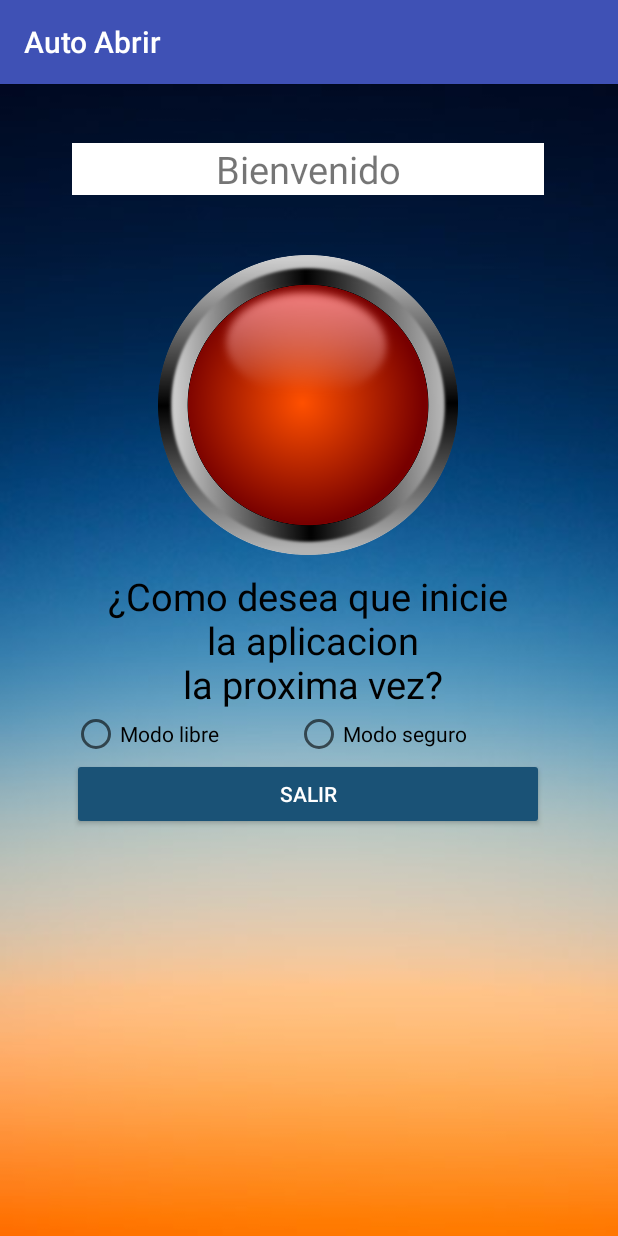
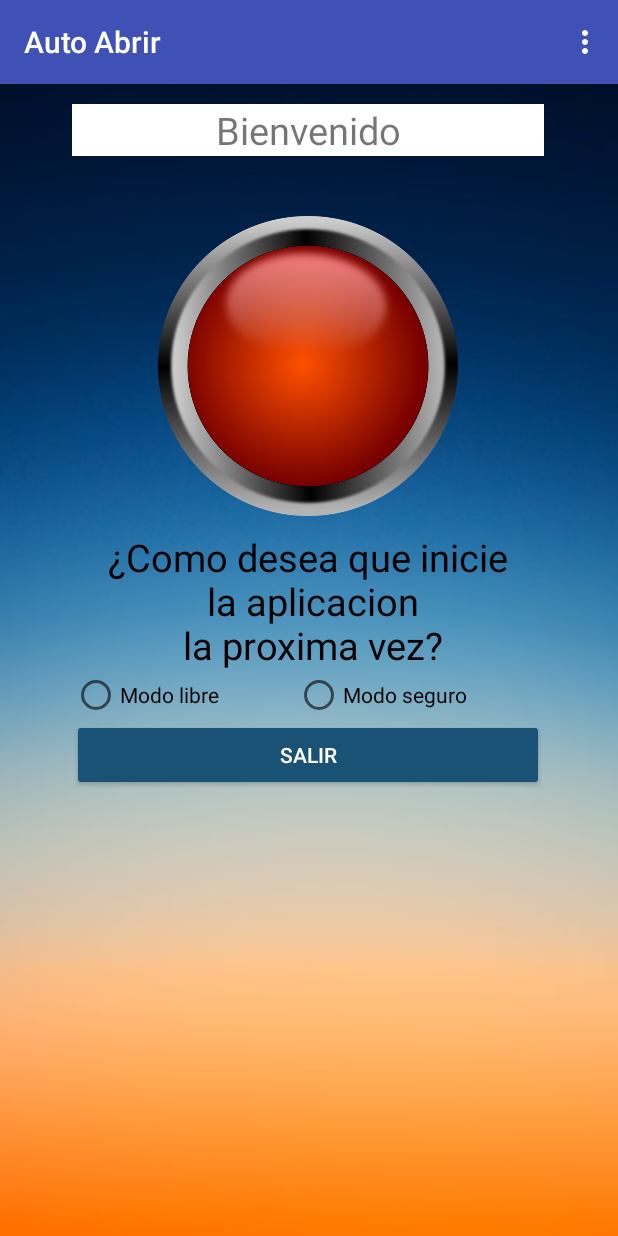
Before and after one commit to mariodoomer/PuertaAuto, an Android app: the Principal screen opened directly, with no data from a screen before it, on a phone screen of 412 x 824 dp. Run offline under Robolectric (Android 15) with nearby library versions, the light colour scheme and no system bars; our stand-ins replace Volley.

Commit message:
Menu
Se agrega menu a la pantalla principal

```diff
--- a/AutoAbrir/app/build.gradle
+++ b/AutoAbrir/app/build.gradle
@@ -20,6 +20,7 @@ android {
 }
 
 dependencies {
+    implementation 'com.android.support:design:25.4.0'
     compile fileTree(dir: 'libs', include: ['*.jar'])
     androidTestCompile('com.android.support.test.espresso:espresso-core:2.2.2', {
         exclude group: 'com.android.support', module: 'support-annotations'
--- a/AutoAbrir/app/src/main/java/com/example/dell/autoabrir/Principal.java
+++ b/AutoAbrir/app/src/main/java/com/example/dell/autoabrir/Principal.java
@@ -5,10 +5,14 @@ import android.content.Intent;
 import android.content.SharedPreferences;
 import android.support.v7.app.AppCompatActivity;
 import android.os.Bundle;
+import android.support.v7.widget.Toolbar;
+import android.view.Menu;
+import android.view.MenuItem;
 import android.view.View;
 import android.widget.Button;
 import android.widget.ImageButton;
 import android.widget.RadioButton;
+import android.widget.TextView;
 import android.widget.Toast;
 
 import com.android.volley.Request;
@@ -21,11 +25,12 @@ import com.android.volley.toolbox.Volley;
 import java.net.URL;
 
 public class Principal extends AppCompatActivity {
-ImageButton abrir;
+    ImageButton abrir;
     RadioButton MLibre;
     RadioButton MSeguro;
     Button salir;
     Boolean puerta;
+    TextView tv;
 
     @Override
     protected void onCreate(Bundle savedInstanceState) {
@@ -46,7 +51,9 @@ ImageButton abrir;
             startActivity(login);
         }
 
-
+        Toolbar toolbar = (Toolbar) findViewById(R.id.toolbar);
+        tv=(TextView) findViewById(R.id.textView);
+        setSupportActionBar(toolbar);
 
 
         abrir.setOnClickListener(new View.OnClickListener() {
@@ -74,6 +81,7 @@ ImageButton abrir;
 
             }
         });
+
     }
     public void enviar_recibe(){
         String URL;
@@ -104,4 +112,38 @@ ImageButton abrir;
         });
         res.add(respuesta);
     }
+
+    @Override
+    public boolean onCreateOptionsMenu(Menu menu) {
+        super.onCreateOptionsMenu(menu);
+        MenuItem item1= menu.add(0,1,1,"Cambiar Password");
+        MenuItem item2= menu.add(0,2,2,"Opción 2");
+        MenuItem item3= menu.add(0,3,3,"Opción 3");
+
+        // Inflate the menu; this adds items to the action bar if it is present.
+        getMenuInflater().inflate(R.menu.menu_main, menu);
+        return true;
+    }
+
+    @Override
+    public boolean onOptionsItemSelected(MenuItem item) {
+        // Handle action bar item clicks here. The action bar will
+        // automatically handle clicks on the Home/Up button, so long
+        // as you specify a parent activity in AndroidManifest.xml.
+        int id = item.getItemId();
+
+        //noinspection SimplifiableIfStatement
+        if (id == R.id.action_settings) {
+            return true;
+        }
+        switch(id){
+            case 1:
+                Intent loginpass = new Intent(Principal.this,PassActivity.class);
+                startActivity(loginpass);
+                break;
+            default:
+                tv.append("\n Ha pulsado la opción "+id);
+        }
+        return super.onOptionsItemSelected(item);
+    }
 }
--- a/AutoAbrir/app/src/main/res/layout/activity_principal.xml
+++ b/AutoAbrir/app/src/main/res/layout/activity_principal.xml
@@ -1,5 +1,5 @@
 <?xml version="1.0" encoding="utf-8"?>
-<android.support.v4.widget.NestedScrollView
+<android.support.design.widget.CoordinatorLayout
     xmlns:android="http://schemas.android.com/apk/res/android"
     xmlns:app="http://schemas.android.com/apk/res-auto"
     xmlns:tools="http://schemas.android.com/tools"
@@ -8,29 +8,45 @@
     android:background="@drawable/azulnaranja"
     tools:context="com.example.dell.autoabrir.Principal">
 
+    <android.support.design.widget.AppBarLayout
+        android:layout_width="match_parent"
+        android:layout_height="wrap_content"
+        android:theme="@style/AppTheme.AppBarOverlay">
+
+        <android.support.v7.widget.Toolbar
+            android:id="@+id/toolbar"
+            android:layout_width="match_parent"
+            android:layout_height="?attr/actionBarSize"
+            android:background="?attr/colorPrimary"
+            app:popupTheme="@style/AppTheme.PopupOverlay" />
+
+    </android.support.design.widget.AppBarLayout>
+
+    <include layout="@layout/content_menu" />
+
     <TableLayout
-        android:layout_width="match_parent"
-        android:layout_height="match_parent"
+        android:layout_width="wrap_content"
+        android:layout_height="wrap_content"
         android:stretchColumns="*">
 
         <TableRow
-        android:layout_width="match_parent"
-        android:layout_height="match_parent">
+            android:layout_width="wrap_content"
+            android:layout_height="wrap_content">
 
             <TextView
-            android:layout_marginTop="20dp"
+                android:layout_marginTop="50dp"
                 android:layout_width="wrap_content"
                 android:layout_height="wrap_content"
                 android:text="" />
 
             <TextView
-            android:layout_marginTop="20dp"
+                android:layout_marginTop="50dp"
                 android:layout_width="wrap_content"
                 android:layout_height="wrap_content"
                 android:text="" />
 
             <TextView
-            android:layout_marginTop="20dp"
+                android:layout_marginTop="50dp"
                 android:layout_width="wrap_content"
                 android:layout_height="wrap_content"
                 android:text="" />
@@ -71,6 +87,7 @@
             android:layout_height="match_parent" >
 
             <TextView
+                android:id="@+id/textView"
                 android:layout_marginTop="10dp"
                 android:layout_width="wrap_content"
                 android:layout_height="wrap_content"
@@ -122,5 +139,7 @@
                 android:textColor="#ffffff"
                 android:text="Salir" />
         </TableRow>
+
     </TableLayout>
-</android.support.v4.widget.NestedScrollView>
+
+</android.support.design.widget.CoordinatorLayout>
--- /dev/null
+++ b/AutoAbrir/app/src/main/res/layout/content_menu.xml
@@ -0,0 +1,12 @@
+<?xml version="1.0" encoding="utf-8"?>
+<android.support.constraint.ConstraintLayout
+    xmlns:android="http://schemas.android.com/apk/res/android"
+    xmlns:app="http://schemas.android.com/apk/res-auto"
+    xmlns:tools="http://schemas.android.com/tools"
+    android:layout_width="match_parent"
+    android:layout_height="match_parent"
+    app:layout_behavior="@string/appbar_scrolling_view_behavior"
+    tools:context="com.example.dell.autoabrir.Principal"
+    tools:showIn="@layout/activity_menu">
+
+</android.support.constraint.ConstraintLayout>
--- /dev/null
+++ b/AutoAbrir/app/src/main/res/menu/menu_main.xml
@@ -0,0 +1,10 @@
+<menu xmlns:android="http://schemas.android.com/apk/res/android"
+    xmlns:app="http://schemas.android.com/apk/res-auto"
+    xmlns:tools="http://schemas.android.com/tools"
+    tools:context="com.example.dell.autoabrir.Principal">
+    <item
+        android:id="@+id/action_settings"
+        android:orderInCategory="100"
+        android:title="Opciones"
+        app:showAsAction="never" />
+</menu>
--- /dev/null
+++ b/AutoAbrir/app/src/main/res/values/dimens.xml
@@ -0,0 +1,3 @@
+<resources>
+    <dimen name="fab_margin">16dp</dimen>
+</resources>
--- a/AutoAbrir/app/src/main/res/values/strings.xml
+++ b/AutoAbrir/app/src/main/res/values/strings.xml
@@ -1,3 +1,4 @@
 <resources>
     <string name="app_name">Auto Abrir</string>
+    <string name="title_activity_menu">MenuActivity</string>
 </resources>
--- a/AutoAbrir/app/src/main/res/values/styles.xml
+++ b/AutoAbrir/app/src/main/res/values/styles.xml
@@ -8,4 +8,13 @@
         <item name="colorAccent">@color/colorAccent</item>
     </style>
 
+    <style name="AppTheme.NoActionBar">
+        <item name="windowActionBar">false</item>
+        <item name="windowNoTitle">true</item>
+    </style>
+
+    <style name="AppTheme.AppBarOverlay" parent="ThemeOverlay.AppCompat.Dark.ActionBar" />
+
+    <style name="AppTheme.PopupOverlay" parent="ThemeOverlay.AppCompat.Light" />
+
 </resources>
--- a/AutoAbrir/build.gradle
+++ b/AutoAbrir/build.gradle
@@ -3,9 +3,10 @@
 buildscript {
     repositories {
         jcenter()
+        google()
     }
     dependencies {
-        classpath 'com.android.tools.build:gradle:2.3.0'
+        classpath 'com.android.tools.build:gradle:3.0.1'
 
         // NOTE: Do not place your application dependencies here; they belong
         // in the individual module build.gradle files
@@ -15,6 +16,7 @@ buildscript {
 allprojects {
     repositories {
         jcenter()
+        google()
     }
 }
 
```
Also changed, not shown: AutoAbrir/app/src/main/AndroidManifest.xml (+14 -8 lines), AutoAbrir/app/src/main/java/com/example/dell/autoabrir/PassActivity.java (added, +51 -0 lines), AutoAbrir/app/src/main/res/layout/activity_pass.xml (added, +147 -0 lines), AutoAbrir/gradle/wrapper/gradle-wrapper.properties. Lines whose indentation alone changed are shown as unchanged.
